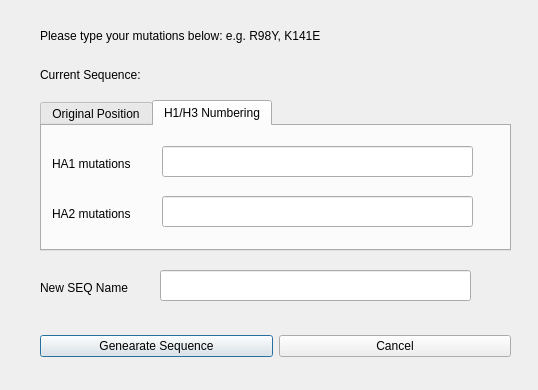
WilsonImmunologyLab/Librator, file mutationdialog.ui: the form before one commit.
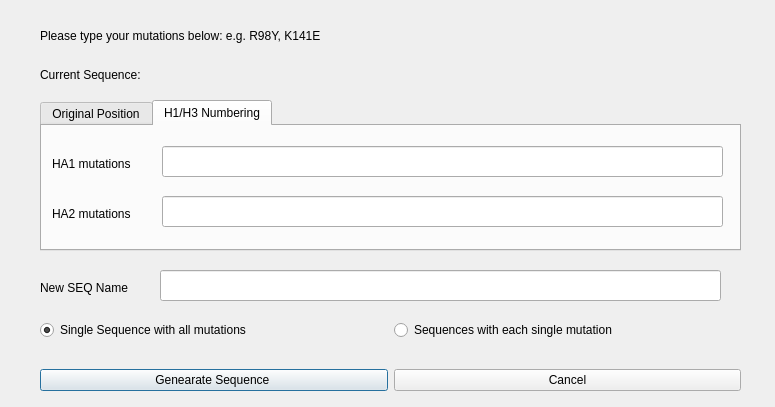
The form after the commit. The open tabs and pages were chosen to show the change.

Commit message: add screen mutation function

```diff
--- a/mutationdialog.ui
+++ b/mutationdialog.ui
@@ -6,8 +6,8 @@
    <rect>
     <x>0</x>
     <y>0</y>
-    <width>538</width>
-    <height>390</height>
+    <width>775</width>
+    <height>407</height>
    </rect>
   </property>
   <property name="windowTitle">
@@ -44,7 +44,7 @@
     <rect>
      <x>40</x>
      <y>100</y>
-     <width>471</width>
+     <width>701</width>
      <height>151</height>
     </rect>
    </property>
@@ -114,7 +114,7 @@
       <rect>
        <x>120</x>
        <y>70</y>
-       <width>311</width>
+       <width>561</width>
        <height>31</height>
       </rect>
      </property>
@@ -124,7 +124,7 @@
       <rect>
        <x>120</x>
        <y>20</y>
-       <width>311</width>
+       <width>561</width>
        <height>31</height>
       </rect>
      </property>
@@ -136,7 +136,7 @@
     <rect>
      <x>160</x>
      <y>270</y>
-     <width>311</width>
+     <width>561</width>
      <height>31</height>
     </rect>
    </property>
@@ -146,7 +146,7 @@
     <rect>
      <x>160</x>
      <y>60</y>
-     <width>351</width>
+     <width>581</width>
      <height>29</height>
     </rect>
    </property>
@@ -171,16 +171,16 @@
    <property name="geometry">
     <rect>
      <x>40</x>
-     <y>330</y>
-     <width>471</width>
-     <height>32</height>
+     <y>360</y>
+     <width>701</width>
+     <height>41</height>
     </rect>
    </property>
    <layout class="QHBoxLayout" name="horizontalLayout">
     <item>
      <widget class="QPushButton" name="addMutation">
       <property name="text">
-       <string>Genearate Sequence</string>
+       <string>Genearate Sequence </string>
       </property>
       <property name="default">
        <bool>true</bool>
@@ -196,6 +196,35 @@
     </item>
    </layout>
   </widget>
+  <widget class="QWidget" name="horizontalLayoutWidget_2">
+   <property name="geometry">
+    <rect>
+     <x>40</x>
+     <y>310</y>
+     <width>701</width>
+     <height>41</height>
+    </rect>
+   </property>
+   <layout class="QHBoxLayout" name="horizontalLayout_2">
+    <item>
+     <widget class="QRadioButton" name="radioSingle">
+      <property name="text">
+       <string>Single Sequence with all mutations</string>
+      </property>
+      <property name="checked">
+       <bool>true</bool>
+      </property>
+     </widget>
+    </item>
+    <item>
+     <widget class="QRadioButton" name="radioAll">
+      <property name="text">
+       <string>Sequences with each single mutation</string>
+      </property>
+     </widget>
+    </item>
+   </layout>
+  </widget>
  </widget>
  <resources/>
  <connections/>
```
Left out of the diff: 2 changed lines with no effect on the pictures. The commit also changes 11 other files.
